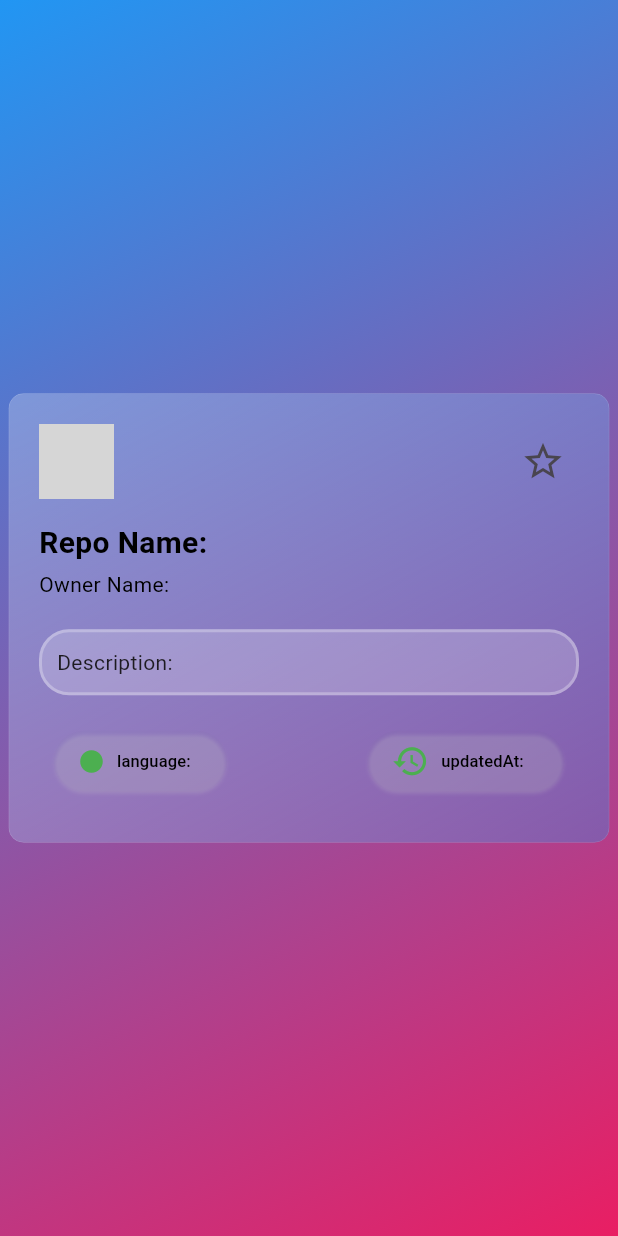
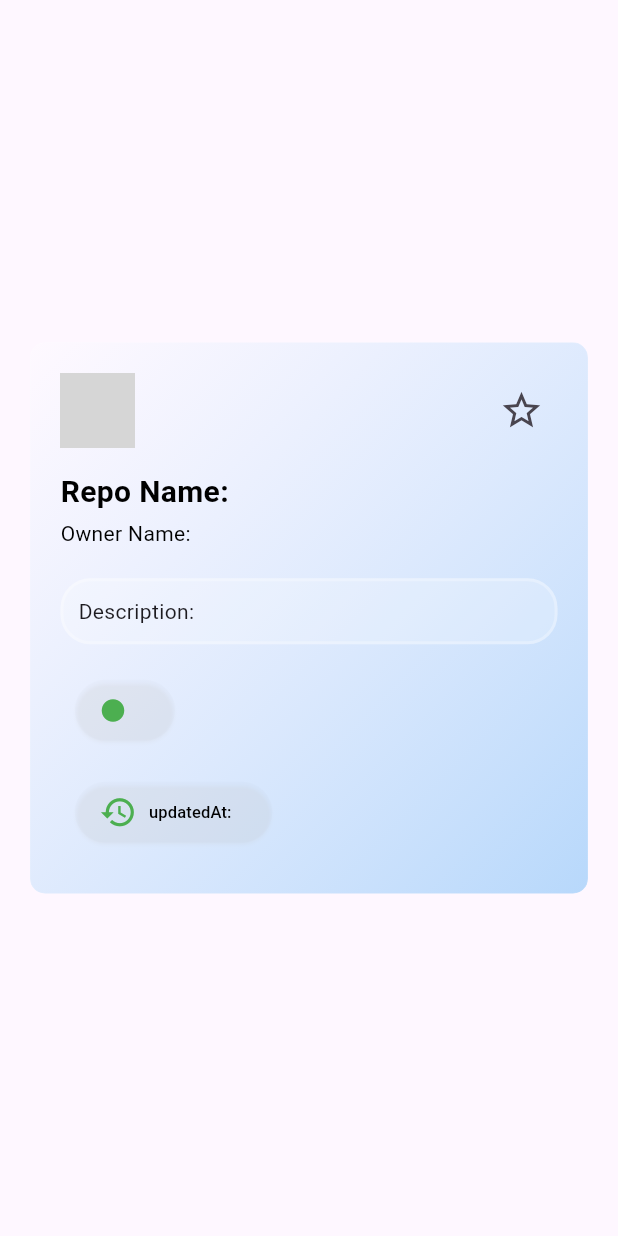
Before and after one commit to Shahroz5373/Git-Fetcher, a Flutter app: the RepoCard widget shown alone on an empty page, opened directly with empty values, on a phone screen of 412 x 824 dp. Run offline on Flutter 3.47's test engine with Material 3 defaults, Android fonts, the phone set to English and light mode, and no system bars; drawn by our look-alikes of glassmorphism_ui; our stand-ins replace flutter_dotenv, flutter_riverpod, flutter_spinkit, riverpod_annotation; generated files the repository leaves out were written again; network calls fail; grey boxes are pictures that could not be loaded.

Commit message:
Fixed Rendering Issues

```diff
--- a/lib/screens/repo_card.dart
+++ b/lib/screens/repo_card.dart
@@ -4,7 +4,7 @@ import 'package:glassmorphism_ui/glassmorphism_ui.dart';
 
 class RepoCard extends StatefulWidget {
   final RepoModel repos;
-  RepoCard({super.key, required this.repos});
+  const RepoCard({super.key, required this.repos});
 
   @override
   State<RepoCard> createState() => _RepoCardState();
@@ -14,14 +14,7 @@ class _RepoCardState extends State<RepoCard> {
   @override
   Widget build(BuildContext context) {
     return Container(
-      decoration: BoxDecoration(
-        gradient: LinearGradient(
-          begin: Alignment.topLeft,
-          end: Alignment.bottomRight,
-          colors: [Colors.blue, Colors.pink],
-        ),
-        //color: Colors.blueGrey,
-      ),
+      padding: EdgeInsets.all(20),
       child: Center(
         child: GlassContainer(
           blur: 10,
@@ -99,15 +92,13 @@ class _RepoCardState extends State<RepoCard> {
                   ),
                 ),
                 const SizedBox(height: 10),
-                Row(
-                  mainAxisAlignment: MainAxisAlignment.spaceBetween,
-                  children: [
+
                 Container(
                   padding: EdgeInsets.all(10),
                   child: ElevatedButton.icon(
                     onPressed: () {},
                     label: Text(
-                          'language:${widget.repos.language}',
+                      '${widget.repos.language}',
                       style: TextStyle(color: Colors.black, fontSize: 11),
                     ),
                     icon: Icon(
@@ -143,8 +134,6 @@ class _RepoCardState extends State<RepoCard> {
                 ),
               ],
             ),
-              ],
-            ),
           ),
         ),
       ),
--- a/pubspec.yaml
+++ b/pubspec.yaml
@@ -41,6 +41,7 @@ dependencies:
   intl: ^0.20.2
   flutter_spinkit: ^5.2.2
   flutter_dotenv: ^6.0.0
+  glassmorphism_ui: ^0.3.0
 
 dev_dependencies:
   flutter_test:
@@ -55,7 +56,7 @@ dev_dependencies:
   riverpod_generator: ^3.0.3
   build_runner: ^2.6.0
   go_router_builder: ^4.0.1
-  glassmorphism_ui: ^0.3.0
+
 
 # For information on the generic Dart part of this file, see the
 # following page: https://dart.dev/tools/pub/pubspec
```
Also changed, not shown: lib/screens/repo_results.dart (+12 -1 lines), pubspec.lock. Lines whose indentation alone changed are shown as unchanged.
